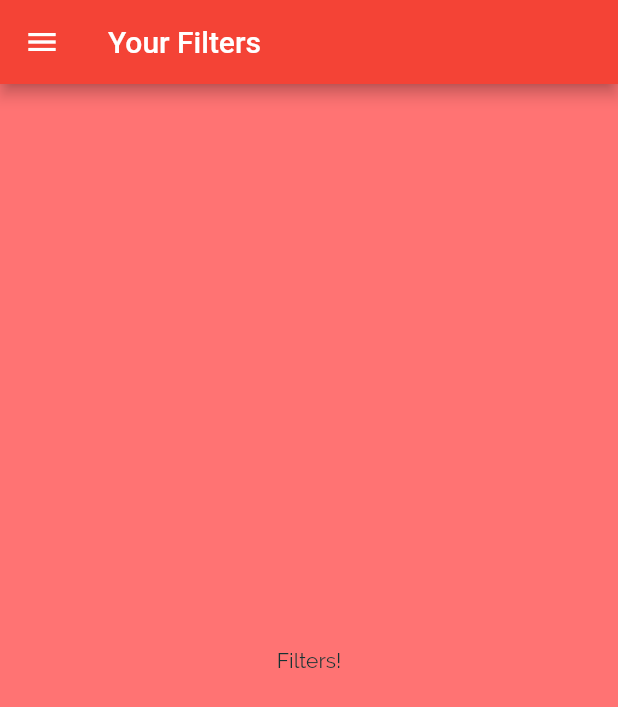
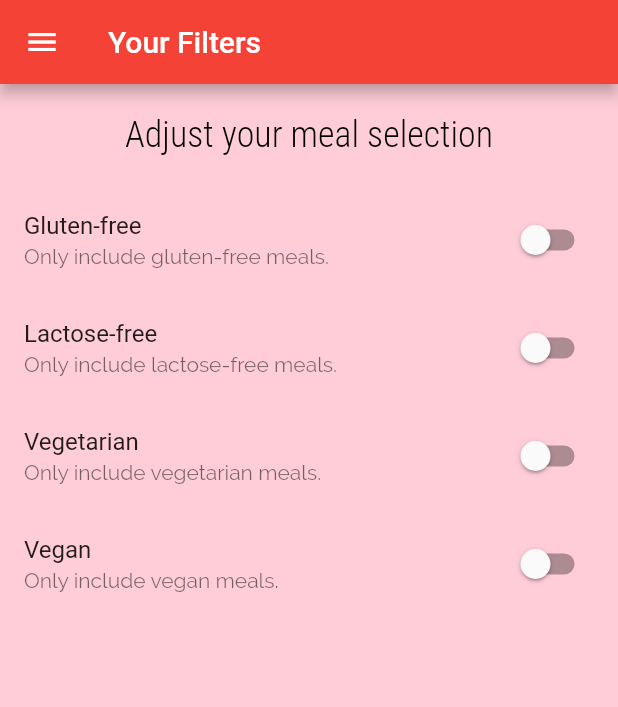
Before and after one commit to cherryensign/Meals_App_Flutter_Project, a Flutter app: the FiltersScreen screen opened by its route, on a phone screen of 412 x 824 dp. Shown: the top 707 px of the screen. Run offline on Flutter 3.47's test engine with Material 2 defaults, Android fonts, the phone set to English and light mode, and no system bars.

Commit message:
Added filters

```diff
--- a/lib/dummy_data.dart
+++ b/lib/dummy_data.dart
@@ -3,7 +3,7 @@ import 'package:flutter/material.dart';
 import './models/category.dart';
 import './models/meal.dart';
 
-const DUMMY_CATEGORIES = const [
+const DUMMY_CATEGORIES = [
   Category(
     id: 'c1',
     title: 'Italian',
--- a/lib/main.dart
+++ b/lib/main.dart
@@ -11,6 +11,7 @@ void main() {
 
 class MyApp extends StatelessWidget {
   const MyApp({Key? key}) : super(key: key);
+
   @override
   Widget build(BuildContext context) {
     return MaterialApp(
@@ -18,8 +19,8 @@ class MyApp extends StatelessWidget {
       theme: ThemeData(
           primarySwatch: Colors.red,
           // ignore: deprecated_member_use
-          accentColor: Colors.amber,
-          canvasColor: const Color.fromRGBO(255, 115, 115, 1),
+          accentColor: Colors.pink,
+          canvasColor: const Color.fromRGBO(255, 205, 215, 1),
           fontFamily: 'Raleway',
           textTheme: ThemeData.light().textTheme.copyWith(
               bodyText1: const TextStyle(color: Color.fromRGBO(20, 51, 51, 1)),
@@ -27,7 +28,7 @@ class MyApp extends StatelessWidget {
               headline1: const TextStyle(
                 fontSize: 24,
                 fontFamily: 'RobotoCondensed',
-                color: Colors.white,
+                color: Colors.black,
               ))),
       //home: CategoriesScreen(),
       initialRoute: '/',
--- a/lib/screens/filters_screen.dart
+++ b/lib/screens/filters_screen.dart
@@ -1,18 +1,95 @@
 import 'package:flutter/material.dart';
 import '../widgets/main_drawer.dart';
 
-class FiltersScreen extends StatelessWidget {
+class FiltersScreen extends StatefulWidget {
   static const routeName = '/filters';
+
+  @override
+  State<FiltersScreen> createState() => _FiltersScreenState();
+}
+
+class _FiltersScreenState extends State<FiltersScreen> {
+  var _glutenFree = false;
+  var _vegetarian = false;
+  var _vegan = false;
+  var _lactoseFree = false;
+
+  Widget _buildSwitchListTile(
+    String title,
+    String description,
+    bool currentValue,
+    dynamic updateValue,
+  ) {
+    return SwitchListTile(
+      title: Text(title),
+      value: currentValue,
+      subtitle: Text(description),
+      onChanged: updateValue,
+    );
+  }
 
   @override
   Widget build(BuildContext context) {
     return Scaffold(
       appBar: AppBar(
-        title: Text('Your Filters'),
+        title: const Text('Your Filters'),
       ),
-      drawer: MainDrawer(),
-      body: Center(
-        child: Text("Filters!"),
+      drawer: const MainDrawer(),
+      body: Column(
+        children: [
+          Container(
+            padding: EdgeInsets.all(20),
+            child: Text(
+              'Adjust your meal selection',
+              style: Theme.of(context).textTheme.headline1,
+            ),
+          ),
+          Expanded(
+              child: ListView(
+            children: [
+              _buildSwitchListTile(
+                'Gluten-free',
+                'Only include gluten-free meals.',
+                _glutenFree,
+                (newValue) {
+                  setState(() {
+                    _glutenFree = newValue;
+                  });
+                },
+              ),
+              _buildSwitchListTile(
+                'Lactose-free',
+                'Only include lactose-free meals.',
+                _lactoseFree,
+                (newValue) {
+                  setState(() {
+                    _lactoseFree = newValue;
+                  });
+                },
+              ),
+              _buildSwitchListTile(
+                'Vegetarian',
+                'Only include vegetarian meals.',
+                _vegetarian,
+                (newValue) {
+                  setState(() {
+                    _vegetarian = newValue;
+                  });
+                },
+              ),
+              _buildSwitchListTile(
+                'Vegan',
+                'Only include vegan meals.',
+                _vegan,
+                (newValue) {
+                  setState(() {
+                    _vegan = newValue;
+                  });
+                },
+              ),
+            ],
+          )),
+        ],
       ),
     );
   }
```
